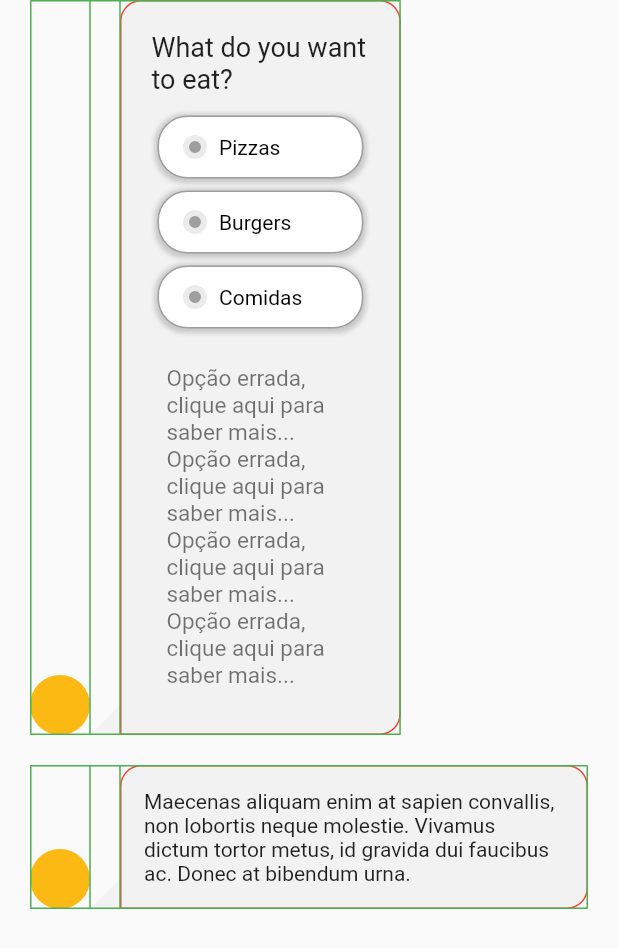
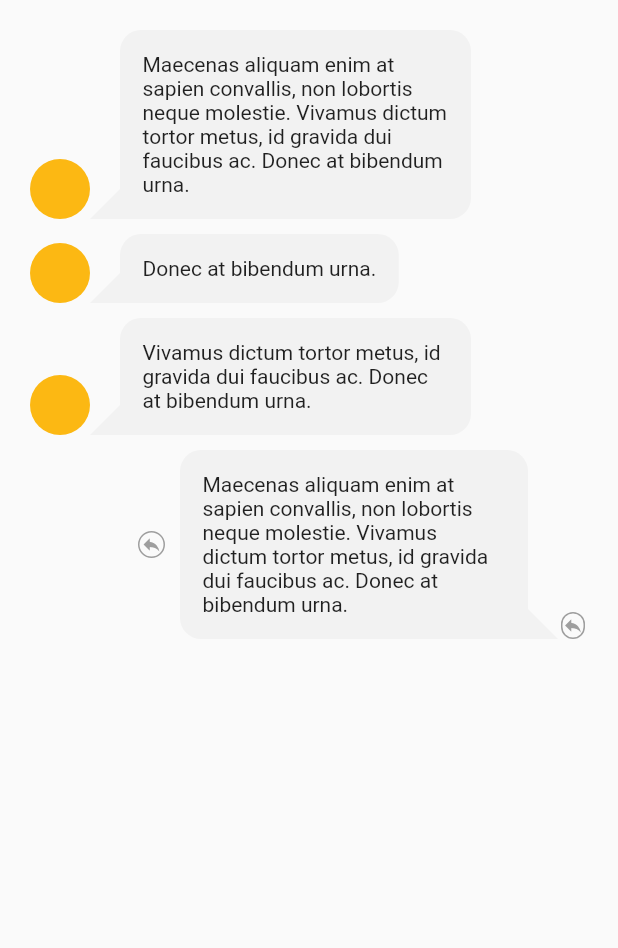
Before and after one commit to coocree/ploogin_chat, a Flutter app: the screen it shows after launch, on a phone screen of 412 x 824 dp. Shown: the top 948 px of the screen. Run offline on Flutter 3.47's test engine with Material 2 defaults, Android fonts, the phone set to English and light mode, and no system bars.

Commit message:
v0.0.2 - Israel Agoeiro

```diff
--- a/example/lib/main.dart
+++ b/example/lib/main.dart
@@ -27,17 +27,31 @@ class ExamplePage extends StatefulWidget {
 class _ExamplePageState extends State<ExamplePage> {
   @override
   Widget build(BuildContext context) {
-    return  Scaffold(
-      body: Padding(
-        padding: const EdgeInsets.symmetric(horizontal: 20),
-        child: Column(
-          crossAxisAlignment: CrossAxisAlignment.start,
-          mainAxisAlignment: MainAxisAlignment.start,
-          children: const [
-            RadioTestBallon(),
-            SizedBox(height: 20,),
-            TextLeftBallon("Maecenas aliquam enim at sapien convallis, non lobortis neque molestie. Vivamus dictum tortor metus, id gravida dui faucibus ac. Donec at bibendum urna."),
-          ],
+    return Scaffold(
+      body: Center(
+        child: Container(
+          padding: const EdgeInsets.symmetric(horizontal: 20),
+          constraints: const BoxConstraints(maxWidth: 1024),
+          child: Column(
+            crossAxisAlignment: CrossAxisAlignment.end,
+            mainAxisAlignment: MainAxisAlignment.start,
+            children:  [
+             // TestBallonRadio(),
+              SizedBox(
+                height: 20,
+              ),
+              TextBallonLeft(
+                  "Maecenas aliquam enim at sapien convallis, non lobortis neque molestie. Vivamus dictum tortor metus, id gravida dui faucibus ac. Donec at bibendum urna."),
+              SizedBox(height: 10),
+              TextBallonLeft("Donec at bibendum urna."),
+              SizedBox(height: 10),
+              TextBallonLeft("Vivamus dictum tortor metus, id gravida dui faucibus ac. Donec at bibendum urna."),
+              SizedBox(height: 10),
+              //VideoBallon("Vivamus dictum tortor metus, id gravida dui faucibus ac. Donec at bibendum urna."),
+              //SizedBox(height: 10),
+              TextBallonRight("Maecenas aliquam enim at sapien convallis, non lobortis neque molestie. Vivamus dictum tortor metus, id gravida dui faucibus ac. Donec at bibendum urna."),
+            ],
+          ),
         ),
       ),
     );
--- a/lib/package.dart
+++ b/lib/package.dart
@@ -1,4 +1,5 @@
 library ploogin_chat;
 
-export 'src/radio_test_ballon/radio_test_ballon.dart';
-export 'src/text_left_ballon/text_left_ballon.dart';
+export 'src/test_ballon/radio/test_ballon_radio.dart';
+export 'src/text_ballon/text_ballon_left.dart';
+export 'src/text_ballon/text_ballon_right.dart';
--- /dev/null
+++ b/lib/src/chat_baloon/chat_ballon_arrow.dart
@@ -0,0 +1,25 @@
+import 'package:flutter/material.dart';
+
+class ChatBallonArrow extends CustomPainter {
+  @override
+  void paint(Canvas canvas, Size size) {
+    final path = Path()
+      ..moveTo(0, size.height)
+      ..lineTo(size.width, 0)
+      ..lineTo(size.width, size.height)
+      ..close();
+
+    const gradient = LinearGradient(
+      begin: Alignment.topLeft,
+      end: Alignment.bottomRight,
+      colors: [Color(0xFFF2F2F2), Color(0xFFF2F2F2)],
+    );
+
+    final paint = Paint()..shader = gradient.createShader(path.getBounds());
+
+    canvas.drawPath(path, paint);
+  }
+
+  @override
+  bool shouldRepaint(CustomPainter oldDelegate) => false;
+}
--- /dev/null
+++ b/lib/src/chat_baloon/chat_baloon_left.dart
@@ -0,0 +1,96 @@
+import 'package:flutter/material.dart';
+import 'package:ploogin_chat/src/chat_baloon/chat_ballon_arrow.dart';
+import 'package:ploogin_chat/src/chat_baloon/chat_ballon_button.dart';
+
+class ChatBallonLeft extends StatefulWidget {
+  final double borderRadiusSize;
+  final Widget child;
+
+  ChatBallonLeft({
+    Key? key,
+    this.borderRadiusSize = 14,
+    required this.child,
+  }) : super(key: key);
+
+  @override
+  State<ChatBallonLeft> createState() => _ChatBallonLeftState();
+}
+
+class _ChatBallonLeftState extends State<ChatBallonLeft> {
+  bool onHover = false;
+
+  double maxWidth(BuildContext context, BoxConstraints constraints) {
+    double screenWidth = MediaQuery.of(context).size.width;
+    if (screenWidth >= 715) {
+      return 590;
+    }
+    return double.infinity;
+  }
+
+  @override
+  Widget build(BuildContext context) {
+    return InkWell(
+      hoverColor: Colors.transparent,
+      highlightColor: Colors.transparent,
+      splashColor: Colors.transparent,
+      onHover: (value) {
+        setState(() {
+          onHover = value;
+        });
+      },
+      onTap: () {},
+      child: LayoutBuilder(
+        builder: (_, BoxConstraints constraints) {
+          return Row(
+            crossAxisAlignment: CrossAxisAlignment.end,
+            children: [
+              Container(
+                width: 40,
+                height: 40,
+                decoration: const BoxDecoration(
+                  color: Color(0XFFFCB813),
+                  borderRadius: BorderRadius.all(Radius.circular(25)),
+                ),
+              ),
+              SizedBox(
+                height: 20,
+                child: CustomPaint(
+                  size: const Size.square(20),
+                  painter: ChatBallonArrow(),
+                ),
+              ),
+              Container(
+                width: constraints.maxWidth - 40 - 20,
+                constraints: BoxConstraints(
+                  maxWidth: maxWidth(context, constraints),
+                ),
+                child: Padding(
+                  padding: const EdgeInsets.only(right: 40),
+                  child: Row(
+                    children: [
+                      Flexible(
+                        fit: FlexFit.loose,
+                        child: Container(
+                          decoration: BoxDecoration(
+                            color: const Color(0xFFF2F2F2),
+                            borderRadius: BorderRadius.only(
+                              topLeft: Radius.circular(widget.borderRadiusSize),
+                              topRight: Radius.circular(widget.borderRadiusSize),
+                              bottomRight: Radius.circular(widget.borderRadiusSize),
+                            ),
+                          ),
+                          child: widget.child,
+                        ),
+                      ),
+                      onHover ? const ChatBallonButton() : const SizedBox(width: 38),
+                    ],
+                  ),
+                ),
+              ),
+            ],
+          );
+        },
+      ),
+    );
+  }
+}
--- /dev/null
+++ b/lib/src/chat_baloon/chat_baloon_right.dart
@@ -0,0 +1,123 @@
+import 'dart:math' as math;
+
+import 'package:flutter/material.dart';
+import 'package:ploogin_chat/src/chat_baloon/chat_ballon_arrow.dart';
+
+class ChatBallonRight extends StatelessWidget {
+  final double borderRadiusSize;
+  final Widget child;
+
+  ChatBallonRight({
+    Key? key,
+    this.borderRadiusSize = 14,
+    required this.child,
+  }) : super(key: key);
+
+  double maxWidth(BuildContext context, BoxConstraints constraints) {
+    double screenWidth = MediaQuery.of(context).size.width;
+    if (screenWidth >= 715) {
+      return 590;
+    }
+    return double.infinity;
+  }
+
+  @override
+  Widget build(BuildContext context) {
+    return LayoutBuilder(
+      builder: (_, BoxConstraints constraints) {
+        return Padding(
+          padding: const EdgeInsets.only(left: 40),
+          child: Row(
+            crossAxisAlignment: CrossAxisAlignment.center,
+            mainAxisAlignment: MainAxisAlignment.end,
+            children: [
+              Padding(
+                padding: const EdgeInsets.symmetric(horizontal: 10),
+                child: Container(
+                  decoration: BoxDecoration(
+                    border: Border.all(
+                      color: Colors.grey,
+                      width: 1,
+                    ),
+                    borderRadius: const BorderRadius.all(Radius.circular(50)),
+                  ),
+                  alignment: Alignment.center,
+                  width: 18,
+                  height: 18,
+                  child: const Icon(
+                    Icons.reply_sharp,
+                    size: 14,
+                    color: Colors.grey,
+                  ),
+                ),
+              ),
+              Container(
+                width: constraints.maxWidth - 80 - 20,
+                constraints: BoxConstraints(
+                  maxWidth: maxWidth(context, constraints),
+                ),
+                child: Row(
+                  mainAxisAlignment: MainAxisAlignment.end,
+                  crossAxisAlignment: CrossAxisAlignment.end,
+                  children: [
+                    Flexible(
+                      fit: FlexFit.loose,
+                      child: Container(
+                        decoration: BoxDecoration(
+                          color: const Color(0xFFF2F2F2),
+                          borderRadius: BorderRadius.only(
+                            topLeft: Radius.circular(borderRadiusSize),
+                            topRight: Radius.circular(borderRadiusSize),
+                            bottomLeft: Radius.circular(borderRadiusSize),
+                          ),
+                        ),
+                        child: child,
+                      ),
+                    ),
+                    SizedBox(
+                      height: 20,
+                      child: Transform(
+                        alignment: Alignment.centerRight,
+                        transform: Matrix4.rotationX(-math.pi),
+                        child: RotatedBox(
+                          quarterTurns: 2,
+                          child: CustomPaint(
+                            size: const Size.square(20),
+                            painter: ChatBallonArrow(),
+                          ),
+                        ),
+                      ),
+                    ),
+                    SizedBox(
+                      width: 20,
+                      child: Padding(
+                        padding: const EdgeInsets.symmetric(horizontal: 2),
+                        child: Container(
+                          decoration: BoxDecoration(
+                            border: Border.all(
+                              color: Colors.grey,
+                              width: 1,
+                            ),
+                            borderRadius: BorderRadius.all(Radius.circular(50)),
+                          ),
+                          alignment: Alignment.center,
+                          width: 18,
+                          height: 18,
+                          child: const Icon(
+                            Icons.reply_sharp,
+                            size: 14,
+                            color: Colors.grey,
+                          ),
+                        ),
+                      ),
+                    ),
+                  ],
+                ),
+              ),
+            ],
+          ),
+        );
+      },
+    );
+  }
+}
--- a/lib/src/chat_left_baloon.dart
+++ /dev/null
@@ -1,94 +0,0 @@
-import 'package:flutter/material.dart';
-
-class ChatLeftBallon extends StatelessWidget {
-  final double borderRadiusSize;
-  final Widget child;
-
-  const ChatLeftBallon({
-    Key? key,
-    required this.child,
-    this.borderRadiusSize = 14,
-  }) : super(key: key);
-
-  @override
-  Widget build(BuildContext context) {
-    return Table(
-      defaultVerticalAlignment: TableCellVerticalAlignment.bottom,
-      border: TableBorder.all(
-        color: Colors.green,
-        width: 1,
-      ),
-      columnWidths: const {
-        0: FixedColumnWidth(40),
-        1: FixedColumnWidth(20),
-      },
-      children: [
-        TableRow(
-          children: [
-            Container(
-              width: 40,
-              height: 40,
-              decoration: const BoxDecoration(
-                color: Color(0XFFFCB813),
-                borderRadius: BorderRadius.all(Radius.circular(25)),
-              ),
-            ),
-            SizedBox(
-              height: 20,
-              child: CustomPaint(
-                size: const Size.square(20),
-                painter: _DiagonalHalfAndHalfPainter(),
-              ),
-            ),
-            Container(
-              decoration: BoxDecoration(
-                border: Border.all(color: Colors.red, width: 1),
-                color: const Color(0xFFF2F2F2),
-                borderRadius: BorderRadius.only(
-                  topLeft: Radius.circular(borderRadiusSize),
-                  topRight: Radius.circular(borderRadiusSize),
-                  bottomRight: Radius.circular(borderRadiusSize),
-                ),
-              ),
-              child: Container(
-                constraints: BoxConstraints(
-                  minWidth: 100,
-                  maxWidth: 200,
-                ),
-                width: double.infinity,
-                child: child,
-              ),
-            ),
-          ],
-        ),
-      ],
-    );
-  }
-}
-
-
-class _DiagonalHalfAndHalfPainter extends CustomPainter {
-  _DiagonalHalfAndHalfPainter();
-
-  @override
-  void paint(Canvas canvas, Size size) {
-    final path = Path()
-      ..moveTo(0, size.height)
-      ..lineTo(size.width, 0)
-      ..lineTo(size.width, size.height)
-      ..close();
-
-    const gradient = LinearGradient(
-      begin: Alignment.topLeft,
-      end: Alignment.bottomRight,
-      colors: [Color(0xFFF2F2F2), Color(0xFFF2F2F2)],
-    );
-
-    final paint = Paint()..shader = gradient.createShader(path.getBounds());
-
-    canvas.drawPath(path, paint);
-  }
-
-  @override
-  bool shouldRepaint(CustomPainter oldDelegate) => false;
-}
--- a/lib/src/radio_test_ballon/radio_test_ballon.dart
+++ /dev/null
@@ -1,65 +0,0 @@
-import 'package:flutter/material.dart';
-import 'package:ploogin_chat/src/chat_left_baloon.dart';
-import 'package:ploogin_chat/src/radio_test_ballon/radio_group_button_builder.dart';
-
-class RadioTestBallon extends StatefulWidget {
-  const RadioTestBallon({super.key});
-
-  @override
-  State<RadioTestBallon> createState() => _RadioTestBallonState();
-}
-
-class _RadioTestBallonState extends State<RadioTestBallon> {
-  // Exemplo de uso do widget RadioGroupButtonBuilder
-  List<RadioOptionConfig> options = [
-    RadioOptionConfig(label: 'Pizzas', value: 'Pizzas'),
-    RadioOptionConfig(label: 'Burgers', value: 'Burgers'),
-    RadioOptionConfig(label: 'Comidas', value: 'Comidas'),
-  ];
-
-
-
-  @override
-  Widget build(BuildContext context) {
-    return Container(
-      constraints:  BoxConstraints(maxWidth: MediaQuery.of(context).size.width * 0.6),
-      child: ChatLeftBallon(
-        child: Padding(
-          padding: const EdgeInsets.symmetric(horizontal: 20, vertical: 20),
-          child: Column(
-            mainAxisAlignment: MainAxisAlignment.start,
-            crossAxisAlignment: CrossAxisAlignment.start,
-            children: [
-              const Text(
-                "What do you want to eat?",
-                style: TextStyle(fontSize: 18),
-              ),
-              const SizedBox(height: 10),
-              RadioGroupButtonBuilder(
-                rightAnswer: 'Pizzas',
-                options: options,
-                onChanged: (value) {
-                  // faz alguma coisa com o valor selecionado
-                  print('Valor selecionado: $value');
-                },
-              ),
-              const SizedBox(height: 10),
-              InkWell(
-                onTap: () {
-                  print('Clicou no texto');
-                },
-                child: Container(
-                  padding: const EdgeInsets.symmetric(horizontal: 10, vertical: 10),
-                  child: const Text(
-                    "Opção errada, clique aqui para saber mais... Opção errada, clique aqui para saber mais... Opção errada, clique aqui para saber mais... Opção errada, clique aqui para saber mais...",
-                    style: TextStyle(fontSize: 15, color: Colors.black54),
-                  ),
-                ),
-              ),
-            ],
-          ),
-        ),
-      ),
-    );
-  }
-}
--- a/lib/src/radio_test_ballon/radio_group_button_builder.dart
+++ b/lib/src/test_ballon/radio/test_ballon_radio_builder.dart
@@ -1,28 +1,22 @@
 import 'package:flutter/material.dart';
+import 'package:ploogin_chat/src/test_ballon/radio/test_ballon_radio_option.dart';
 
-enum RadioOptions { option1, option2, option3 }
-// Classe que define a configuração de cada opção do botão de rádio
-class RadioOptionConfig {
-  final String label; // Rótulo exibido junto à opção de rádio
-  final dynamic value; // Valor associado a essa opção de rádio
 
-  RadioOptionConfig({required this.label, required this.value});
-}
 
 // StatefulWidget para construir o grupo de botões de rádio
-class RadioGroupButtonBuilder extends StatefulWidget {
-  final List<RadioOptionConfig> options; // Lista de opções a serem exibidas
+class TestBallonRadioBuilder extends StatefulWidget {
+  final List<TestBallonRadioOption> options; // Lista de opções a serem exibidas
   final ValueChanged<dynamic> onChanged; // Função chamada quando o valor selecionado é alterado
   final dynamic rightAnswer; // Valor correto da resposta
 
-  const RadioGroupButtonBuilder({Key? key, required this.options, required this.onChanged, required this.rightAnswer}) : super(key: key);
+  const TestBallonRadioBuilder({Key? key, required this.options, required this.onChanged, required this.rightAnswer}) : super(key: key);
 
   @override
-  _RadioGroupButtonBuilderState createState() => _RadioGroupButtonBuilderState();
+  _TestBallonRadioBuilderState createState() => _TestBallonRadioBuilderState();
 }
 
 // State para gerenciar o estado interno do grupo de botões de rádio
-class _RadioGroupButtonBuilderState extends State<RadioGroupButtonBuilder> {
+class _TestBallonRadioBuilderState extends State<TestBallonRadioBuilder> {
   dynamic _radioValue; // Valor atualmente selecionado
 
   @override
--- /dev/null
+++ b/lib/src/text_ballon/text_ballon_left.dart
@@ -0,0 +1,21 @@
+import 'package:flutter/material.dart';
+import 'package:ploogin_chat/src/chat_baloon/chat_baloon_left.dart';
+
+class TextBallonLeft extends StatelessWidget {
+  final String text;
+
+  const TextBallonLeft(
+      this.text, {
+        Key? key,
+      }) : super(key: key);
+
+  @override
+  Widget build(BuildContext context) {
+    return ChatBallonLeft(
+      child: Padding(
+        padding: const EdgeInsets.symmetric(horizontal: 15, vertical: 15),
+        child: Text(text),
+      ),
+    );
+  }
+}
--- /dev/null
+++ b/lib/src/text_ballon/text_ballon_right.dart
@@ -0,0 +1,20 @@
+import 'package:flutter/material.dart';
+import 'package:ploogin_chat/src/chat_baloon/chat_baloon_right.dart';
+class TextBallonRight extends StatelessWidget {
+  final String text;
+
+  const TextBallonRight(
+      this.text, {
+        Key? key,
+      }) : super(key: key);
+
+  @override
+  Widget build(BuildContext context) {
+    return ChatBallonRight(
+      child: Padding(
+        padding: const EdgeInsets.symmetric(horizontal: 15, vertical: 15),
+        child: Text(text),
+      ),
+    );
+  }
+}
--- a/lib/src/text_left_ballon/text_left_ballon.dart
+++ /dev/null
@@ -1,24 +0,0 @@
-import 'package:flutter/material.dart';
-import 'package:ploogin_chat/src/chat_left_baloon.dart';
-
-class TextLeftBallon extends StatelessWidget {
-  final String text;
-
-  const TextLeftBallon(
-    this.text, {
-    Key? key,
-  }) : super(key: key);
-
-  @override
-  Widget build(BuildContext context) {
-    return Container(
-      //constraints: BoxConstraints(maxWidth: MediaQuery.of(context).size.width * 0.6),
-      child: ChatLeftBallon(
-        child: Padding(
-          padding: const EdgeInsets.symmetric(horizontal: 15, vertical: 15),
-          child: Text(text),
-        ),
-      ),
-    );
-  }
-}
--- a/pubspec.yaml
+++ b/pubspec.yaml
@@ -8,6 +8,7 @@ environment:
   flutter: ">=1.17.0"
 
 dependencies:
+  http: ^0.13.5
   flutter:
     sdk: flutter
 
```
Also changed, not shown: lib/src/chat_baloon/chat_ballon_button.dart (added, +37 -0 lines), lib/src/test_ballon/radio/test_ballon_radio.dart (added, +63 -0 lines), lib/src/test_ballon/radio/test_ballon_radio_group.dart (renamed from lib/src/radio_test_ballon/radio_group_button.dart, +5 -5 lines), lib/src/test_ballon/radio/test_ballon_radio_option.dart (added, +8 -0 lines), lib/src/video_ballon.dart (added, +48 -0 lines), 1 other file.
